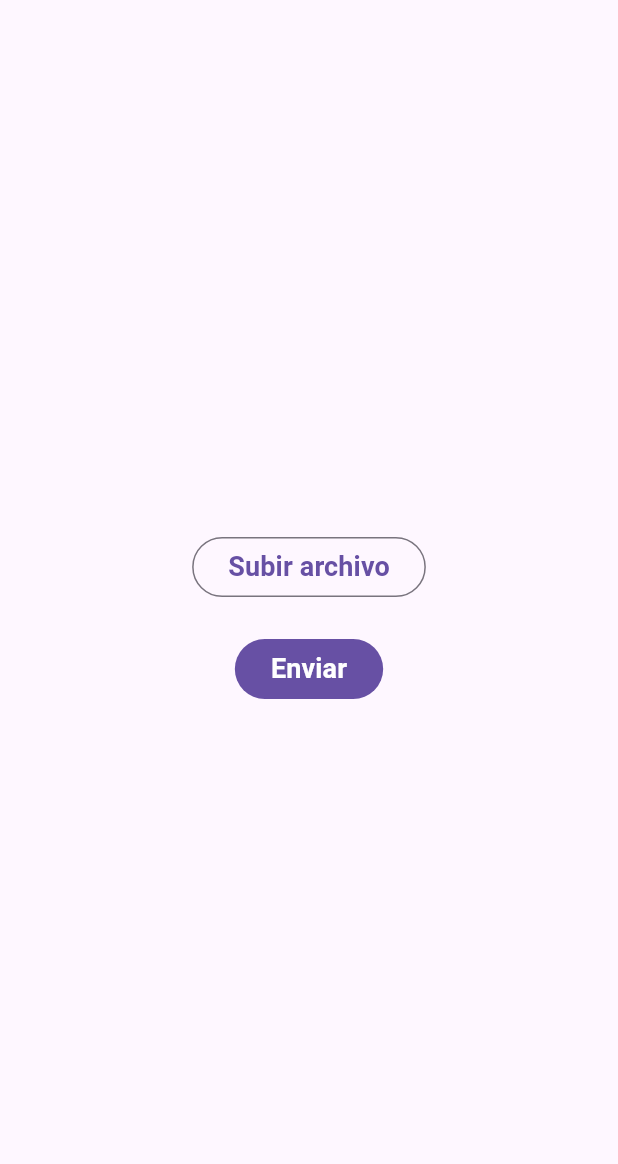
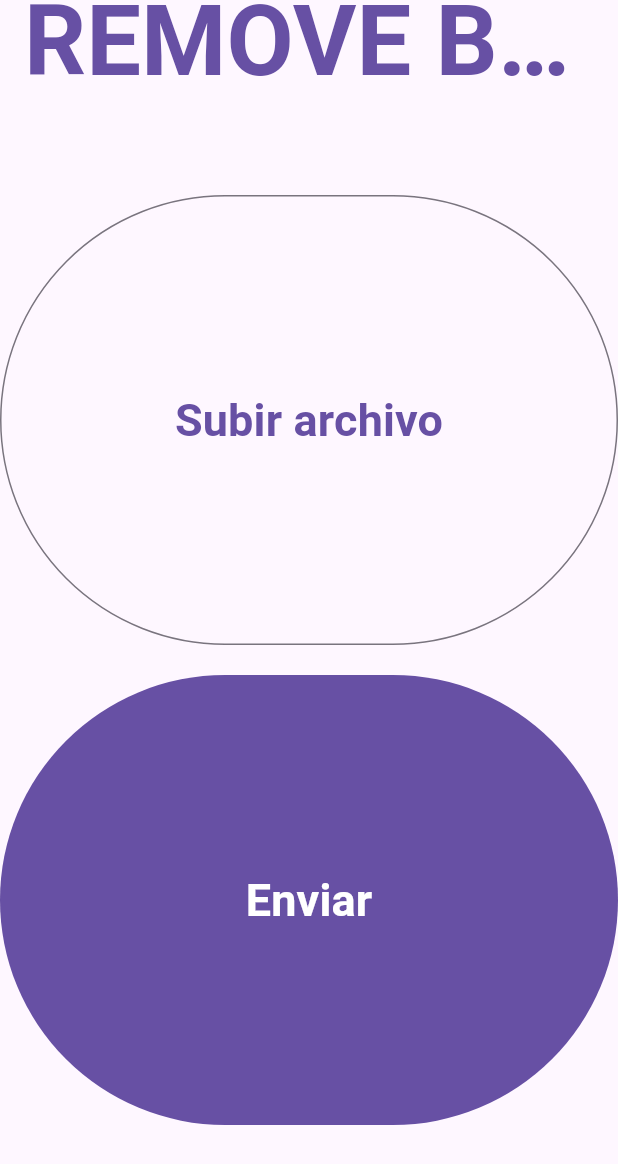
Before and after one commit to GianPX/RemovAI-Front, a Flutter app: the screen it shows after launch, on a phone screen of 412 x 824 dp. Shown: the top 1164 px of the screen. Run offline on Flutter 3.47's test engine with Material 3 defaults, Android fonts, the light colour scheme and no system bars; our stand-ins replace dio, file_picker, flick_video_player, hive, hive_flutter, pod_player; accounts and stored records are empty; Roboto replaces fonts that are missing (Super).

Commit message:
personalizacion homescreen

```diff
--- a/lib/home_screen.dart
+++ b/lib/home_screen.dart
@@ -13,12 +13,23 @@ class HomeScreen extends StatelessWidget {
   Widget build(BuildContext context) {
     String? url;
     return Scaffold(
+      //appBar: AppBar(title: const Text('Remove Background AI')),
+       appBar: AppBar(
+        foregroundColor: Color(0xFF6750A4),
+        titleTextStyle: TextStyle(color: Color(0xFF6750A4), fontSize: 65, fontWeight: FontWeight.bold, fontFamily:"Super"),
+        centerTitle: true,
+        title: Text('REMOVE BACKGROUND AI'),
+      ),
+
       body: Center(
         child: Column(
           mainAxisAlignment: MainAxisAlignment.center,
           crossAxisAlignment: CrossAxisAlignment.center,
           children: [
-            OutlinedButton(
+            SizedBox(
+              height: 300,
+              width: 450,
+              child: OutlinedButton(
                   onPressed: () async {
                   final video = File(await pickVideo(context));
                   if (await video.exists()) {
@@ -35,10 +46,14 @@ class HomeScreen extends StatelessWidget {
                   },
                   child: const Text(
                     'Subir archivo',
-                  style: TextStyle(fontWeight: FontWeight.bold, fontSize: 18),
+                    style: TextStyle(fontWeight: FontWeight.bold, fontSize: 30),
                   )),
+            ),
             const SizedBox(height: 20),
-            FilledButton(
+            SizedBox(
+              height: 300,
+              width: 450,
+              child: FilledButton(
                   onPressed: () {
                     url='https://res.cloudinary.com/dddgugfmn/video/upload/v1717472672/bg-removed-video-1717472596409-943119783.webm';
                     print('URL');
@@ -47,7 +62,8 @@ class HomeScreen extends StatelessWidget {
                   },
                   child: const Text('Enviar',
                       style:
-                        TextStyle(fontWeight: FontWeight.bold, fontSize: 18))),
+                          TextStyle(fontWeight: FontWeight.bold, fontSize: 30))),
+            ),
           ],
         ),
       ),
```
Lines whose indentation alone changed are shown as unchanged.
